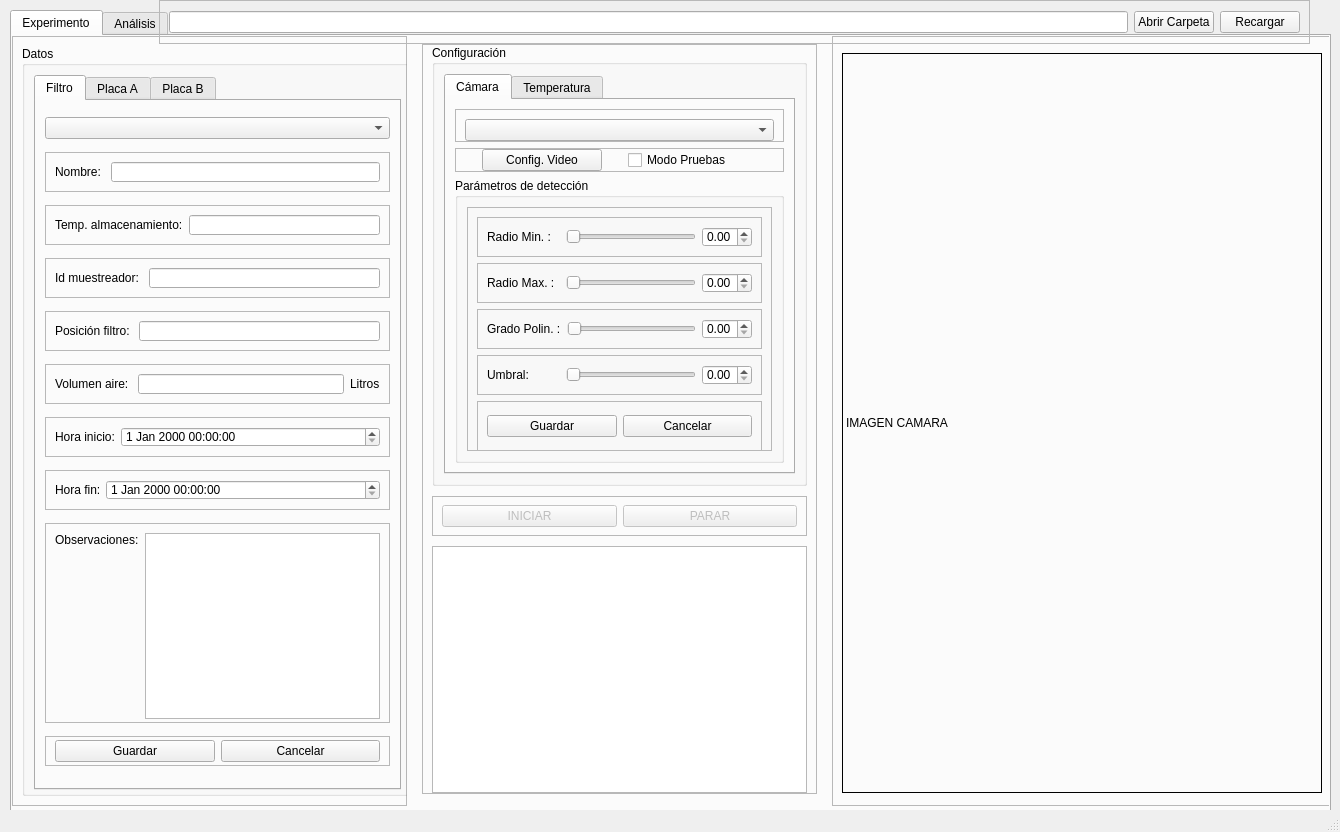
This is v4-interfaz.ui in tigre437/interfazv4 as Qt 5 draws it before an edit. The edited form follows.
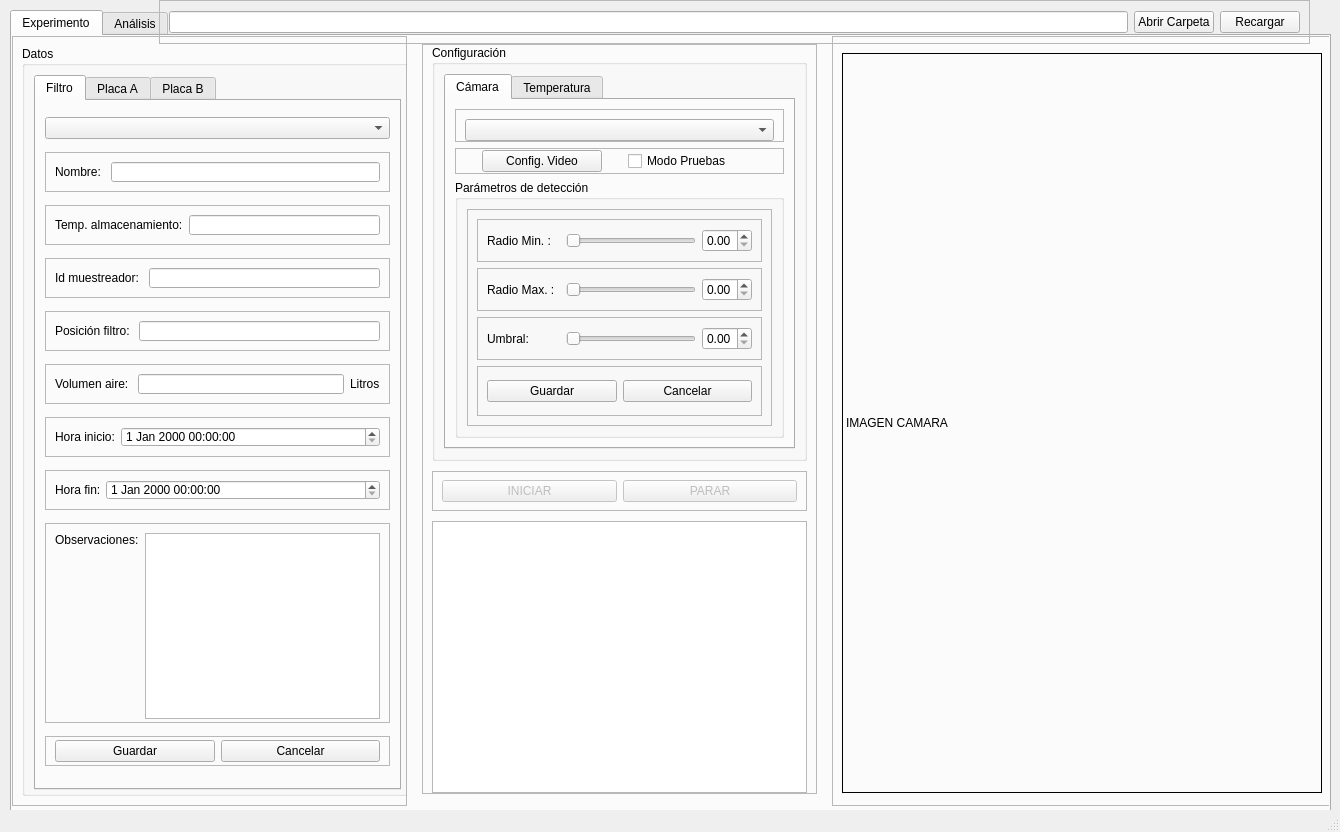
This is the edited form. Icons and pictures are not drawn.

Commit message: Elimino el grado de polinomio del programa ya que no se espera que tenga que ser modificado

The edit to the form file:
```diff
--- a/v4-interfaz.ui
+++ b/v4-interfaz.ui
@@ -1619,48 +1619,6 @@
                       </layout>
                      </widget>
                     </item>
-                    <item>
-                     <widget class="QFrame" name="frame_10">
-                      <property name="frameShape">
-                       <enum>QFrame::StyledPanel</enum>
-                      </property>
-                      <property name="frameShadow">
-                       <enum>QFrame::Raised</enum>
-                      </property>
-                      <layout class="QHBoxLayout" name="horizontalLayout_21">
-                       <item>
-                        <widget class="QLabel" name="label_6">
-                         <property name="text">
-                          <string>Grado Polin. :</string>
-                         </property>
-                        </widget>
-                       </item>
-                       <item>
-                        <widget class="QSlider" name="hSliderGradoPolig">
-                         <property name="maximumSize">
-                          <size>
-                           <width>130</width>
-                           <height>16777215</height>
-                          </size>
-                         </property>
-                         <property name="orientation">
-                          <enum>Qt::Horizontal</enum>
-                         </property>
-                        </widget>
-                       </item>
-                       <item>
-                        <widget class="QDoubleSpinBox" name="dSpinBoxGradoPolig">
-                         <property name="maximumSize">
-                          <size>
-                           <width>50</width>
-                           <height>16777215</height>
-                          </size>
-                         </property>
-                        </widget>
-                       </item>
-                      </layout>
-                     </widget>
-                    </item>
                     <item>
                      <widget class="QFrame" name="frame_11">
                       <property name="frameShape">
```
The commit also changes 8 other files.
